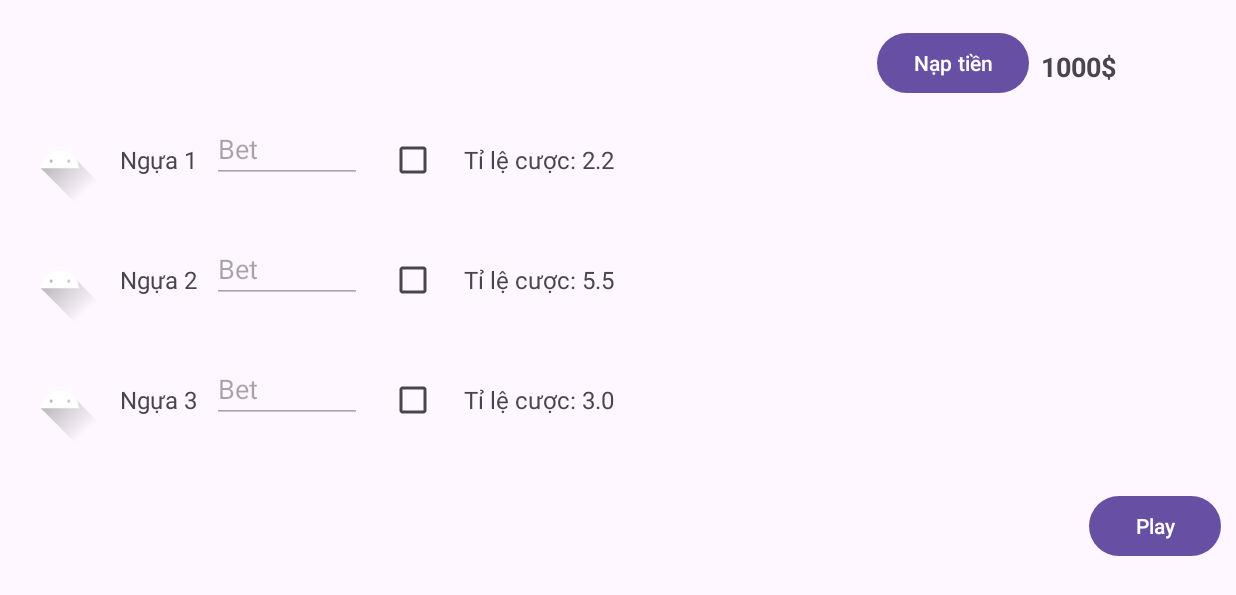
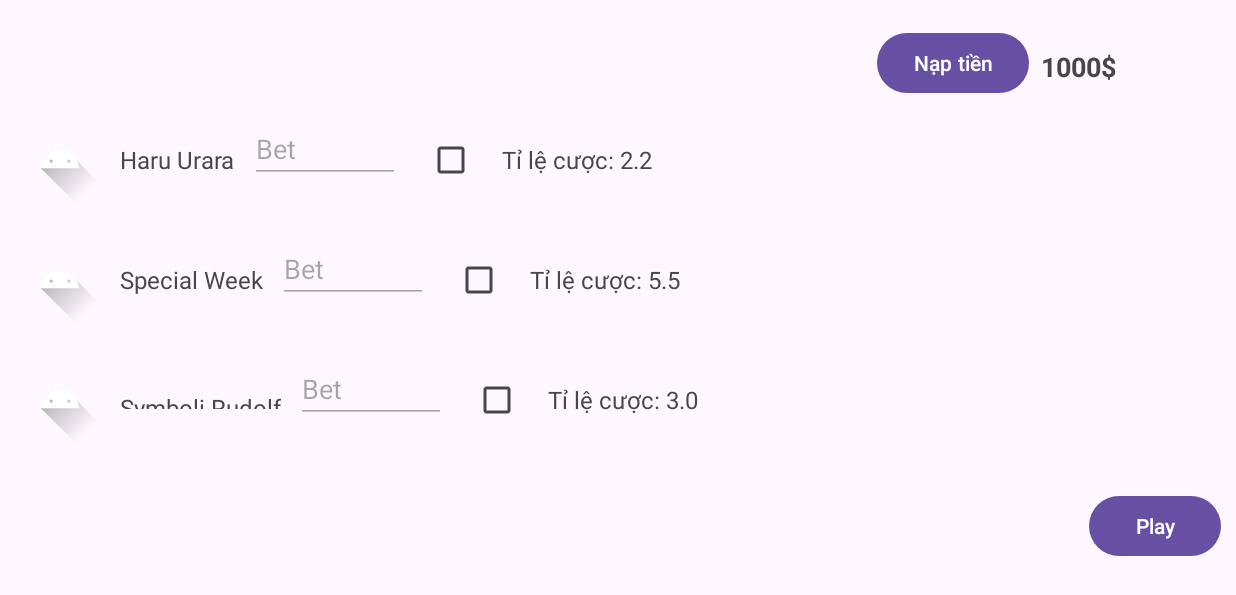
Before and after one commit to nntruong112/PRM392-racing, an Android app: the BetActivity screen opened directly, with no data from a screen before it, on a phone screen of 824 x 412 dp (held sideways). Shown: the top 595 px of the screen. Run offline under Robolectric (Android 15) with nearby library versions, the phone set to English and light mode, and no system bars.

Commit message:
update ten may con ngua

```diff
--- a/app/src/main/res/layout/activity_bet.xml
+++ b/app/src/main/res/layout/activity_bet.xml
@@ -49,7 +49,7 @@
         <TextView
             android:layout_width="wrap_content"
             android:layout_height="wrap_content"
-            android:text="Ngựa 1"
+            android:text="Haru Urara"
             android:textSize="16sp"
             android:layout_gravity="center_vertical"
             android:layout_marginStart="10dp"/>
@@ -97,10 +97,10 @@
         <TextView
             android:layout_width="wrap_content"
             android:layout_height="wrap_content"
-            android:text="Ngựa 2"
-            android:textSize="16sp"
             android:layout_gravity="center_vertical"
-            android:layout_marginStart="10dp"/>
+            android:layout_marginStart="10dp"
+            android:text="Special Week"
+            android:textSize="16sp" />
 
         <EditText
             android:id="@+id/edtHorse2"
@@ -144,11 +144,11 @@
 
         <TextView
             android:layout_width="wrap_content"
-            android:layout_height="wrap_content"
-            android:text="Ngựa 3"
-            android:textSize="16sp"
+            android:layout_height="12dp"
             android:layout_gravity="center_vertical"
-            android:layout_marginStart="10dp"/>
+            android:layout_marginStart="10dp"
+            android:text="Symboli Rudolf"
+            android:textSize="16sp" />
 
         <EditText
             android:id="@+id/edtHorse3"
--- a/app/src/main/res/layout/activity_race.xml
+++ b/app/src/main/res/layout/activity_race.xml
@@ -22,7 +22,7 @@
         android:id="@+id/tvHorse1"
         android:layout_width="wrap_content"
         android:layout_height="wrap_content"
-        android:text="Ngựa 1"
+        android:text=""
         android:textSize="18sp"
         android:textStyle="bold"
         app:layout_constraintTop_toTopOf="parent"
@@ -78,7 +78,7 @@
         android:id="@+id/tvHorse2"
         android:layout_width="wrap_content"
         android:layout_height="wrap_content"
-        android:text="Ngựa 2"
+        android:text=""
         android:textSize="18sp"
         android:textStyle="bold"
         android:layout_marginTop="24dp"
@@ -136,7 +136,7 @@
         android:id="@+id/tvHorse3"
         android:layout_width="wrap_content"
         android:layout_height="wrap_content"
-        android:text="Ngựa 3"
+        android:text=""
         android:textSize="18sp"
         android:textStyle="bold"
         android:layout_marginTop="24dp"
```
Also changed, not shown: app/src/main/java/com/example/prm392_racing/RaceActivity.java (+17 -8 lines).
